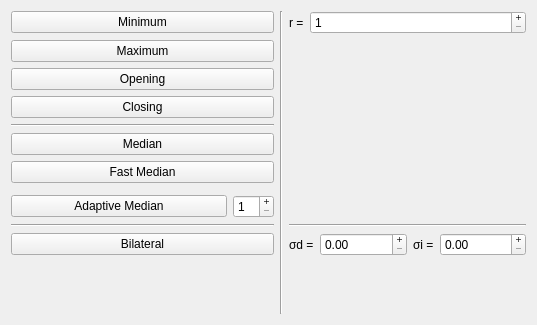
mt0982/QImageProcessing, file staticfilter.ui: the form before one commit.
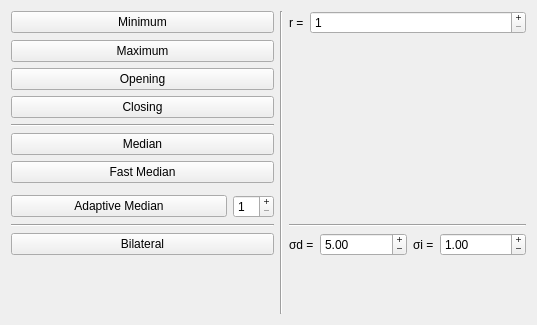
The form after the commit.

Diff of the .ui file:
```diff
--- a/staticfilter.ui
+++ b/staticfilter.ui
@@ -185,6 +185,9 @@
        <property name="singleStep">
         <double>0.100000000000000</double>
        </property>
+       <property name="value">
+        <double>5.000000000000000</double>
+       </property>
       </widget>
      </item>
      <item>
@@ -211,6 +214,9 @@
        <property name="singleStep">
         <double>0.100000000000000</double>
        </property>
+       <property name="value">
+        <double>1.000000000000000</double>
+       </property>
       </widget>
      </item>
     </layout>
```
